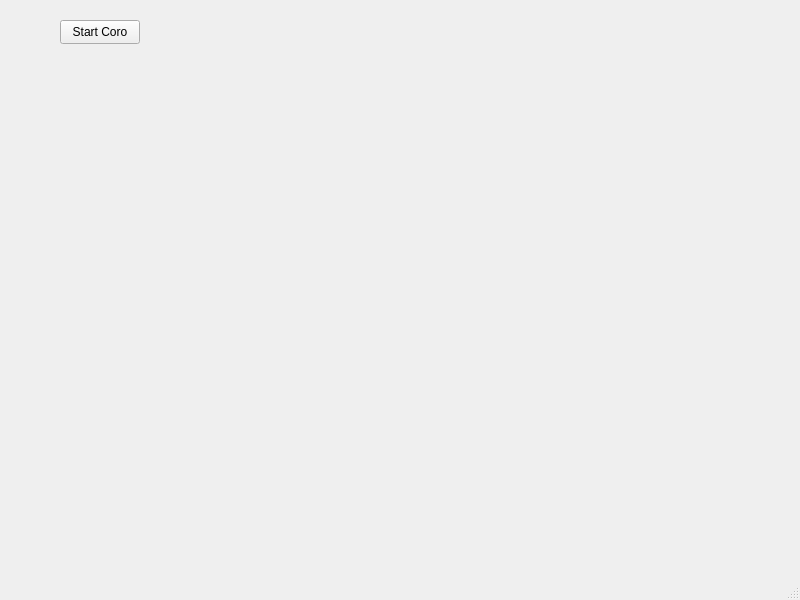
Qt form rest-coro/client/mainwindow.ui (alkatzo/qt-coro-client) before a commit.
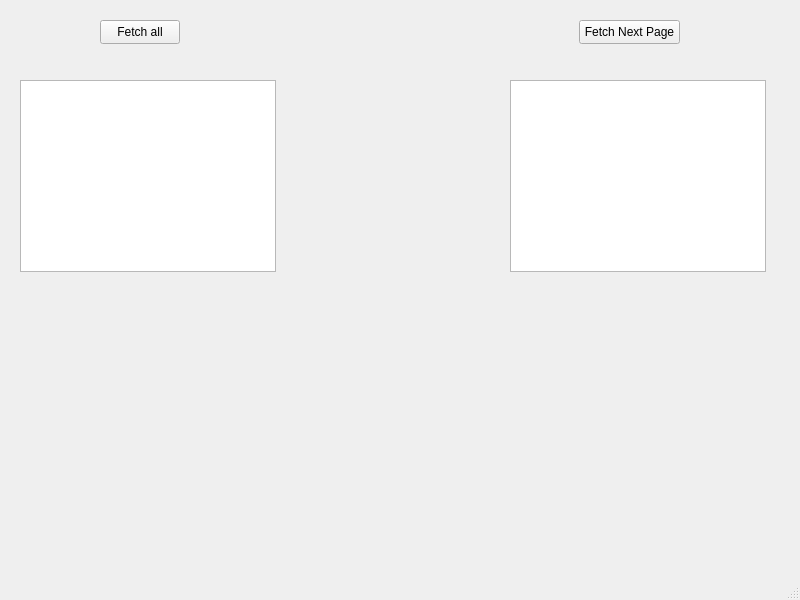
The same form after that commit.

Commit message: " pages on-demand work s"

Patch:
```diff
--- a/rest-coro/client/mainwindow.ui
+++ b/rest-coro/client/mainwindow.ui
@@ -17,14 +17,47 @@
    <widget class="QPushButton" name="pbStart">
     <property name="geometry">
      <rect>
-      <x>60</x>
+      <x>100</x>
       <y>20</y>
       <width>80</width>
       <height>24</height>
      </rect>
     </property>
     <property name="text">
-     <string>Start Coro</string>
+     <string>Fetch all</string>
+    </property>
+   </widget>
+   <widget class="QListView" name="listViewPaged">
+    <property name="geometry">
+     <rect>
+      <x>510</x>
+      <y>80</y>
+      <width>256</width>
+      <height>192</height>
+     </rect>
+    </property>
+   </widget>
+   <widget class="QListView" name="listViewFull">
+    <property name="geometry">
+     <rect>
+      <x>20</x>
+      <y>80</y>
+      <width>256</width>
+      <height>192</height>
+     </rect>
+    </property>
+   </widget>
+   <widget class="QPushButton" name="pushByPage">
+    <property name="geometry">
+     <rect>
+      <x>579</x>
+      <y>20</y>
+      <width>101</width>
+      <height>24</height>
+     </rect>
+    </property>
+    <property name="text">
+     <string>Fetch Next Page</string>
     </property>
    </widget>
   </widget>
```
The commit also changes 4 other files.
